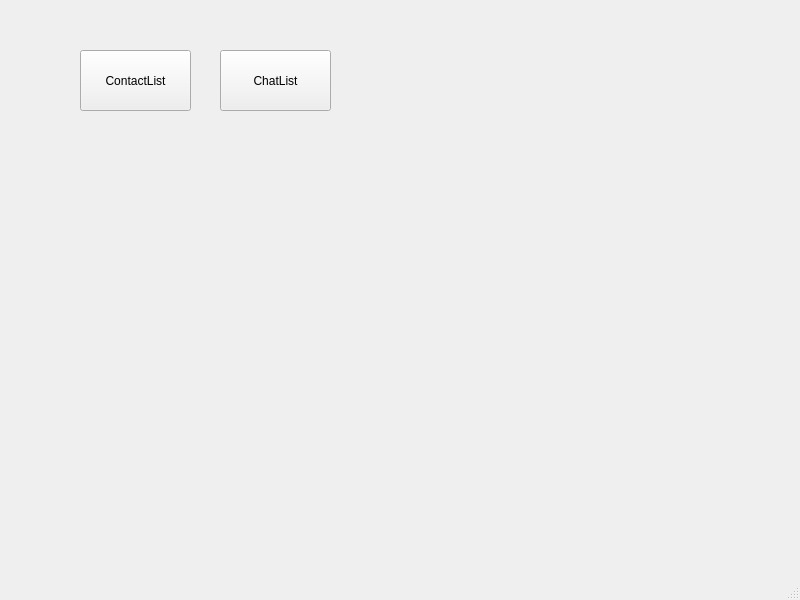
Qt form source/ui/window_main.ui (kiyuniii/Messenger) before a commit.
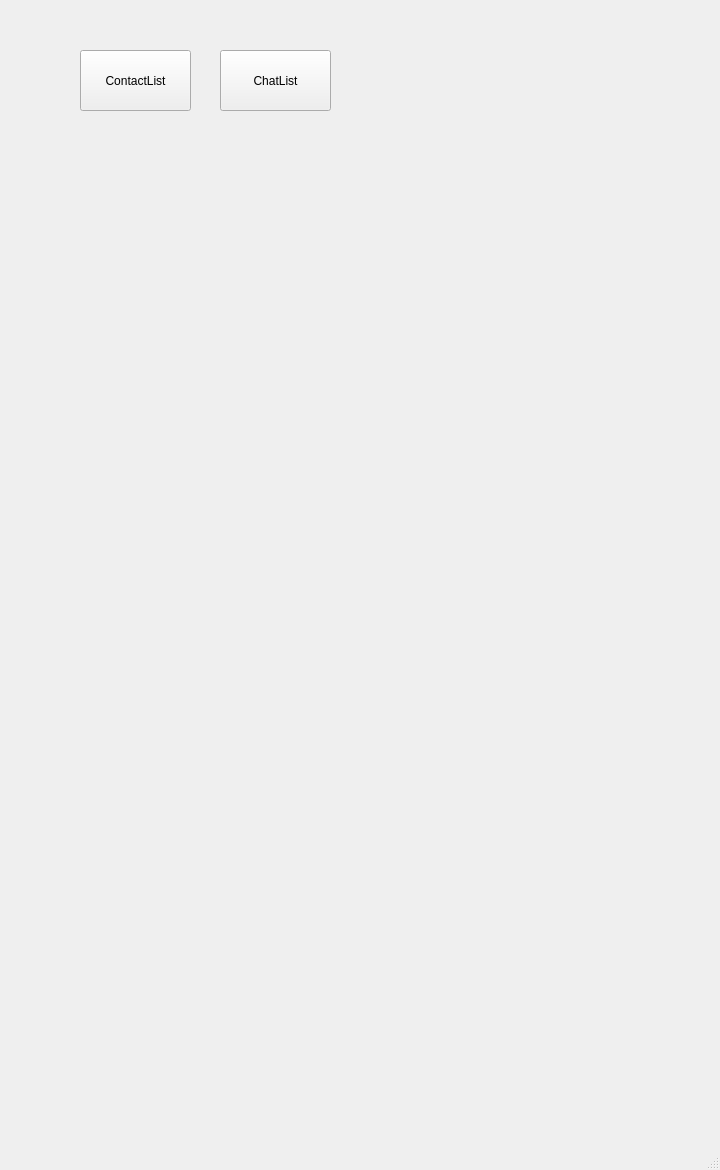
The same form after that commit.

Patch:
```diff
--- a/source/ui/window_main.ui
+++ b/source/ui/window_main.ui
@@ -6,8 +6,8 @@
    <rect>
     <x>0</x>
     <y>0</y>
-    <width>800</width>
-    <height>600</height>
+    <width>720</width>
+    <height>1170</height>
    </rect>
   </property>
   <property name="windowTitle">
```
Left out of the diff: 2 changed lines with no effect on the pictures.
